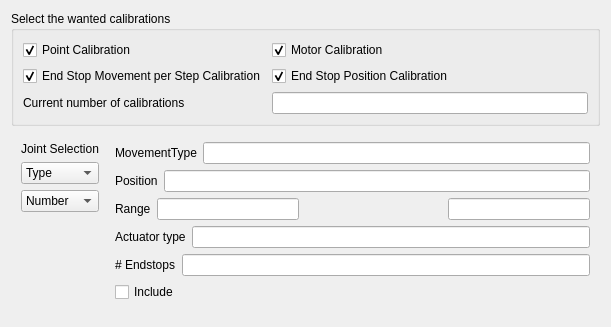
This is gui/widget/calibrations/JointCalibrationWidget.ui in Kaldie/GeRoBot as Qt 5 draws it before an edit. The edited form follows.
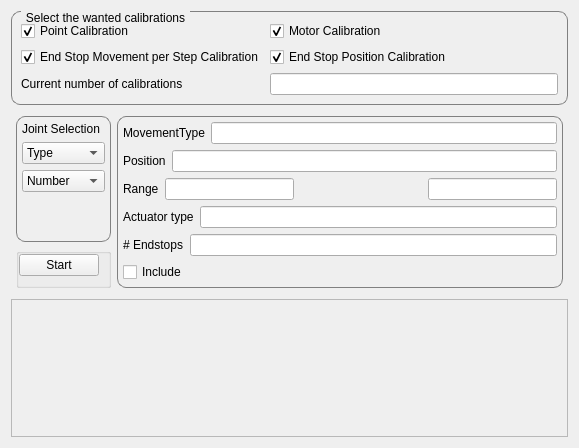
This is the edited form.

Commit message: Added calibration factory

```diff
--- a/gui/widget/calibrations/JointCalibrationWidget.ui
+++ b/gui/widget/calibrations/JointCalibrationWidget.ui
@@ -6,8 +6,8 @@
    <rect>
     <x>0</x>
     <y>0</y>
-    <width>611</width>
-    <height>327</height>
+    <width>579</width>
+    <height>448</height>
    </rect>
   </property>
   <property name="windowTitle">
@@ -15,7 +15,23 @@
   </property>
   <layout class="QVBoxLayout" name="verticalLayout_3">
    <item>
-    <widget class="QGroupBox" name="CalibrationSelectionBox">
+    <widget class="QGroupBox" name="calibrationSelectionBox">
+     <property name="focusPolicy">
+      <enum>Qt::WheelFocus</enum>
+     </property>
+     <property name="styleSheet">
+      <string notr="true">QGroupBox {
+    border: 1px solid gray;
+    border-radius: 9px;
+    margin-top: 0.5em;
+}
+
+QGroupBox::title {
+    subcontrol-origin: margin;
+    left: 10px;
+    padding: 0 3px 0 3px;
+}</string>
+     </property>
      <property name="title">
       <string>Select the wanted calibrations</string>
      </property>
@@ -92,6 +108,25 @@
       <number>5</number>
      </property>
      <item>
+      <layout class="QVBoxLayout" name="verticalLayout_4">
+       <item>
+        <widget class="QGroupBox" name="JointSelectionBox">
+         <property name="styleSheet">
+          <string notr="true">QGroupBox {
+    border: 1px solid gray;
+    border-radius: 9px;
+    margin-top: 0.5em;
+}
+
+QGroupBox::title {
+    subcontrol-origin: margin;
+    left: 10px;
+    padding: 0 3px 0 3px;
+}</string>
+         </property>
+         <property name="title">
+          <string/>
+         </property>
       <layout class="QVBoxLayout" name="jointSelectionLayout">
        <property name="leftMargin">
         <number>5</number>
@@ -144,8 +179,53 @@
         </spacer>
        </item>
       </layout>
+        </widget>
      </item>
      <item>
+        <widget class="QGroupBox" name="StartCalibrationBox">
+         <property name="styleSheet">
+          <string notr="true"/>
+         </property>
+         <property name="title">
+          <string/>
+         </property>
+         <layout class="QHBoxLayout" name="horizontalLayout_5">
+          <property name="leftMargin">
+           <number>0</number>
+          </property>
+          <property name="topMargin">
+           <number>0</number>
+          </property>
+          <item>
+           <widget class="QPushButton" name="startCalibrationButton">
+            <property name="text">
+             <string>Start</string>
+            </property>
+           </widget>
+          </item>
+         </layout>
+        </widget>
+       </item>
+      </layout>
+     </item>
+     <item>
+      <widget class="QGroupBox" name="JointInfoBox">
+       <property name="styleSheet">
+        <string notr="true">QGroupBox {
+    border: 1px solid gray;
+    border-radius: 9px;
+    margin-top: 0.5em;
+}
+
+QGroupBox::title {
+    subcontrol-origin: margin;
+    left: 10px;
+    padding: 0 3px 0 3px;
+}</string>
+       </property>
+       <property name="title">
+        <string/>
+       </property>
       <layout class="QVBoxLayout" name="jointInfoLayout">
        <property name="leftMargin">
         <number>5</number>
@@ -279,22 +359,28 @@
          </property>
         </widget>
        </item>
+       </layout>
+      </widget>
+     </item>
+    </layout>
+   </item>
        <item>
-        <spacer name="verticalSpacer_2">
-         <property name="orientation">
-          <enum>Qt::Vertical</enum>
-         </property>
-         <property name="sizeHint" stdset="0">
-          <size>
-           <width>20</width>
-           <height>40</height>
-          </size>
-         </property>
-        </spacer>
-       </item>
-      </layout>
-     </item>
-    </layout>
+    <widget class="QScrollArea" name="scrollArea">
+     <property name="widgetResizable">
+      <bool>true</bool>
+     </property>
+     <widget class="QWidget" name="calibrationWidget">
+      <property name="geometry">
+       <rect>
+        <x>0</x>
+        <y>0</y>
+        <width>559</width>
+        <height>76</height>
+       </rect>
+      </property>
+      <layout class="QVBoxLayout" name="verticalLayout"/>
+     </widget>
+    </widget>
    </item>
   </layout>
  </widget>
```
Left out of the diff: 32 changed lines with no effect on the pictures. Lines whose indentation alone changed are shown as unchanged. The commit also changes 3 other files.
